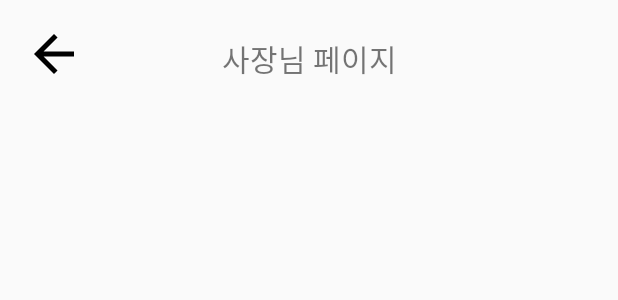
After one commit to BEOKS/We_ple, an Android app: the layout activity_tag_edit.xml on its own in the app's theme, with its tools: preview values and no code run, on a phone screen of 412 x 824 dp. The commit adds this screen. Shown: the top 300 px of the screen. Run offline under Robolectric (Android 15) with nearby library versions, the phone set to English and light mode, and no system bars.

Commit message:
create edit hashTag activity

```diff
--- a/app/src/main/AndroidManifest.xml
+++ b/app/src/main/AndroidManifest.xml
@@ -71,8 +71,9 @@
         <activity
             android:name=".Activity.CommonActivity.StoreInfoActivity"
             android:label="@string/title_activity_store_info" />
-        <activity android:name=".Activity.CommonActivity.EditEntertainMent" />
-        <activity android:name=".Activity.CommonActivity.ReviewContentView"></activity>
+        <activity android:name=".Activity.CommonActivity.EditActivity.EditEntertainMent" />
+        <activity android:name=".Activity.CommonActivity.ReviewContentView" />
+        <activity android:name=".Activity.CommonActivity.EditActivity.TagEditActivity"></activity>
     </application>
 
 </manifest>
--- a/app/src/main/res/layout/activity_edit_entertain_ment.xml
+++ b/app/src/main/res/layout/activity_edit_entertain_ment.xml
@@ -4,7 +4,7 @@
     xmlns:tools="http://schemas.android.com/tools"
     android:layout_width="match_parent"
     android:layout_height="match_parent"
-    tools:context=".Activity.CommonActivity.EditEntertainMent">
+    tools:context=".Activity.CommonActivity.EditActivity.EditEntertainMent">
 
     <ImageView
         android:id="@+id/imageView"
--- /dev/null
+++ b/app/src/main/res/layout/activity_tag_edit.xml
@@ -0,0 +1,47 @@
+<?xml version="1.0" encoding="utf-8"?>
+<android.support.constraint.ConstraintLayout xmlns:android="http://schemas.android.com/apk/res/android"
+    xmlns:app="http://schemas.android.com/apk/res-auto"
+    xmlns:tools="http://schemas.android.com/tools"
+    android:layout_width="match_parent"
+    android:layout_height="match_parent"
+    tools:context=".Activity.CommonActivity.EditActivity.TagEditActivity">
+    <Button
+        android:id="@+id/auth_backButton"
+        android:layout_width="40dp"
+        android:layout_height="40dp"
+        android:background="@drawable/ic_arrow_back_black_24dp"
+        app:layout_constraintStart_toStartOf="@+id/guideline3"
+        app:layout_constraintTop_toTopOf="@+id/guideline2" />
+
+    <TextView
+        android:id="@+id/textView6"
+        android:layout_width="wrap_content"
+        android:layout_height="wrap_content"
+        android:layout_marginTop="8dp"
+        android:text="사장님 페이지"
+        android:textSize="20dp"
+        app:layout_constraintEnd_toEndOf="parent"
+        app:layout_constraintStart_toStartOf="parent"
+        app:layout_constraintTop_toTopOf="@+id/guideline2" />
+
+    <android.support.constraint.Guideline
+        android:id="@+id/guideline2"
+        android:layout_width="wrap_content"
+        android:layout_height="wrap_content"
+        android:orientation="horizontal"
+        app:layout_constraintGuide_begin="16dp" />
+
+    <android.support.constraint.Guideline
+        android:id="@+id/guideline3"
+        android:layout_width="wrap_content"
+        android:layout_height="wrap_content"
+        android:orientation="vertical"
+        app:layout_constraintGuide_begin="16dp" />
+
+    <android.support.constraint.Guideline
+        android:id="@+id/guideline5"
+        android:layout_width="wrap_content"
+        android:layout_height="wrap_content"
+        android:orientation="vertical"
+        app:layout_constraintGuide_end="16dp" />
+</android.support.constraint.ConstraintLayout>
```
Also changed, not shown: app/src/main/java/com/example/beoks/gameis/weple/Activity/CommonActivity/EditActivity/EditEntertainMent.java (added, +49 -0 lines), app/src/main/java/com/example/beoks/gameis/weple/Activity/CommonActivity/EditActivity/EntertainButton.java (added, +59 -0 lines), app/src/main/java/com/example/beoks/gameis/weple/Activity/CommonActivity/EditActivity/TagEditActivity.java (added, +19 -0 lines), app/src/main/java/com/example/beoks/gameis/weple/Activity/CommonActivity/EditEntertainMent.java (deleted, +0 -47 lines), app/src/main/java/com/example/beoks/gameis/weple/Activity/CommonActivity/EntertainButton.java (deleted, +0 -58 lines), app/src/main/java/com/example/beoks/gameis/weple/Activity/CommonActivity/StoreContentView.java (+17 -0 lines), app/src/main/java/com/example/beoks/gameis/weple/Activity/CommonActivity/StoreInfoActivity.java (+1 -9 lines), 26 other files.
